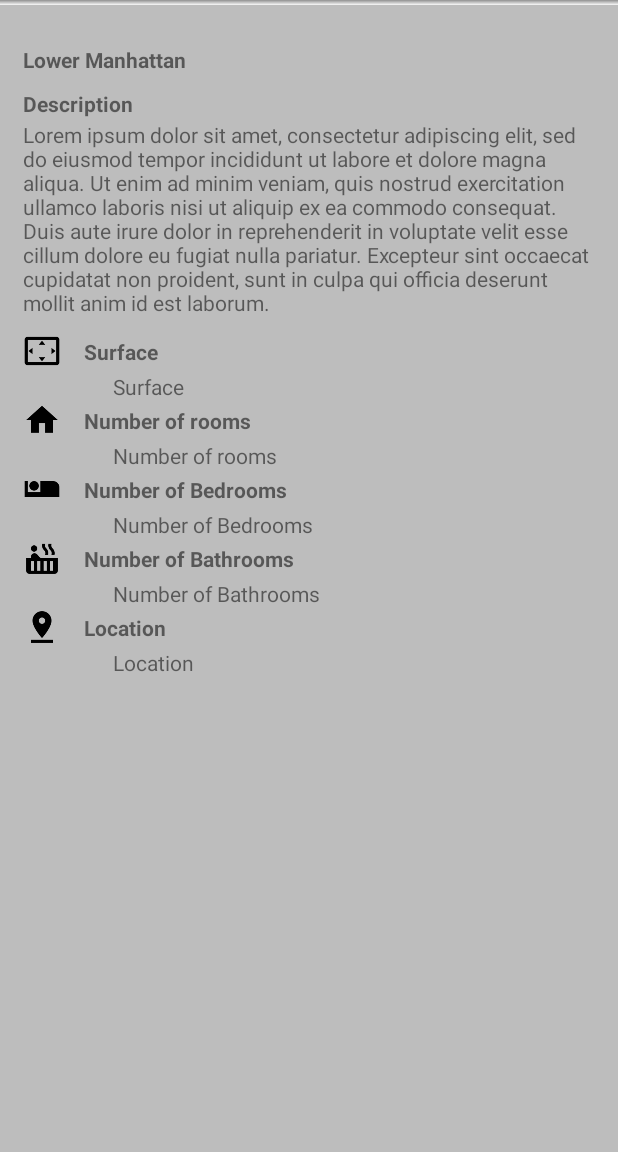
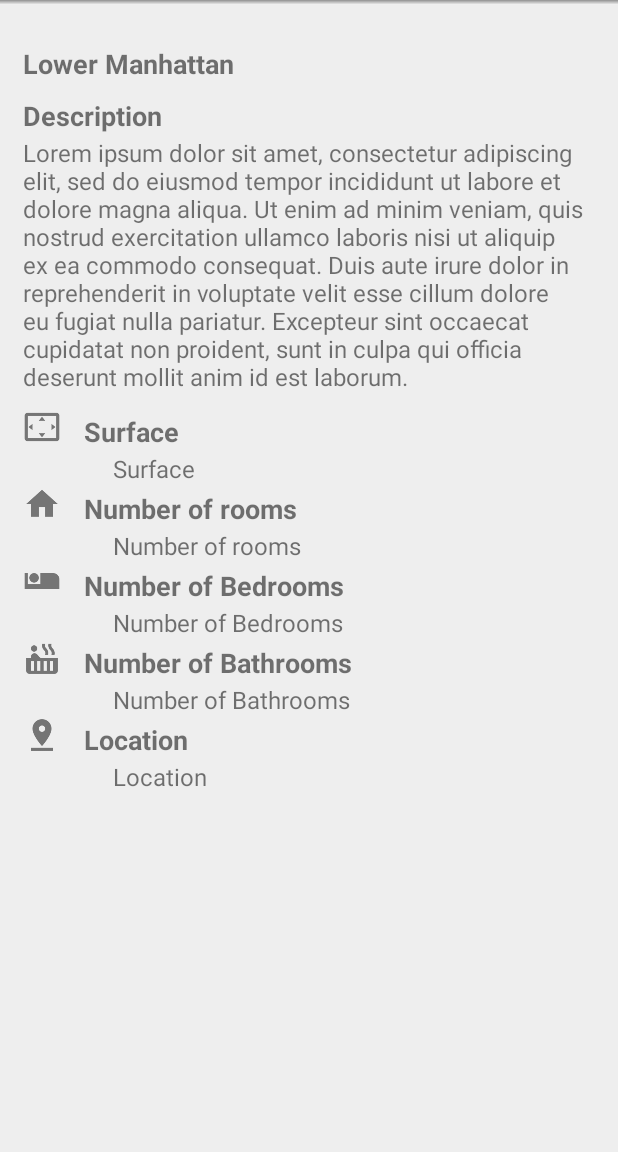
Before and after one commit to devedelie/REM_P8, an Android app: the DetailFragment screen opened directly, with no data from a screen before it, on a phone screen of 412 x 824 dp, the part 84-1236 px from its top. Run offline under Robolectric (Android 15) with nearby library versions, the phone set to English and light mode, and no system bars; our stand-ins replace ButterKnife, Room's generated code.

Commit message:
- Added new text dimensions for detailFragment xmls

```diff
--- a/app/src/main/res/layout/fragment_detail.xml
+++ b/app/src/main/res/layout/fragment_detail.xml
@@ -4,7 +4,7 @@
     android:layout_width="match_parent"
     android:layout_height="match_parent"
     tools:context=".controllers.fragments.DetailFragment"
-    android:background="@color/text_divider"
+    android:background="@color/background_gray"
     android:orientation="vertical">
 
     <LinearLayout
@@ -45,7 +45,8 @@
                 android:textStyle="bold"
                 android:layout_marginStart="@dimen/text_margin_start"
                 android:layout_marginTop="@dimen/text_margin_top"
-                android:layout_marginEnd="@dimen/text_margin_end"/>
+                android:layout_marginEnd="@dimen/text_margin_end"
+                android:textSize="@dimen/detail_fragment_text_title"/>
 
             <!-- Property Description -->
             <TextView
@@ -55,7 +56,8 @@
                 android:textStyle="bold"
                 android:layout_marginStart="@dimen/text_margin_start"
                 android:layout_marginTop="@dimen/text_margin_top"
-                android:layout_marginEnd="@dimen/text_margin_end"/>
+                android:layout_marginEnd="@dimen/text_margin_end"
+                android:textSize="@dimen/detail_fragment_text_title"/>
             <TextView
                 android:id="@+id/detail_fragment_property_description"
                 android:layout_width="match_parent"
@@ -63,7 +65,8 @@
                 android:text="Lorem ipsum dolor sit amet, consectetur adipiscing elit, sed do eiusmod tempor incididunt ut labore et dolore magna aliqua. Ut enim ad minim veniam, quis nostrud exercitation ullamco laboris nisi ut aliquip ex ea commodo consequat. Duis aute irure dolor in reprehenderit in voluptate velit esse cillum dolore eu fugiat nulla pariatur. Excepteur sint occaecat cupidatat non proident, sunt in culpa qui officia deserunt mollit anim id est laborum."
                 android:layout_marginStart="@dimen/text_margin_start"
                 android:layout_marginTop="@dimen/text_space_between_title_and_content"
-                android:layout_marginEnd="@dimen/text_margin_end"/>
+                android:layout_marginEnd="@dimen/text_margin_end"
+                android:textSize="@dimen/detail_fragment_text_body"/>
 
             <!-- Property Surface-->
             <LinearLayout
@@ -79,7 +82,8 @@
                         android:layout_width="@dimen/icon_width_and_height"
                         android:layout_height="@dimen/icon_width_and_height"
                         android:layout_marginStart="@dimen/text_margin_start"
-                        android:src="@drawable/ic_settings_overscan_black_48dp" />
+                        android:src="@drawable/ic_settings_overscan_black_48dp"
+                        android:tint="@color/text_secondary_dark"/>
                     <TextView
                         android:layout_width="match_parent"
                         android:layout_height="wrap_content"
@@ -87,7 +91,8 @@
                         android:textStyle="bold"
                         android:layout_marginStart="@dimen/text_margin_start"
                         android:layout_marginTop="@dimen/text_padding_for_icon_top"
-                        android:layout_marginEnd="@dimen/text_margin_end" />
+                        android:layout_marginEnd="@dimen/text_margin_end"
+                        android:textSize="@dimen/detail_fragment_text_title"/>
                 </LinearLayout>
                 <TextView
                     android:id="@+id/property_surface_text"
@@ -96,7 +101,8 @@
                     android:text="@string/detail_title_surface"
                     android:layout_marginStart="@dimen/text_margin_start_with_icon"
                     android:layout_marginTop="@dimen/text_space_between_title_and_content"
-                    android:layout_marginEnd="@dimen/text_margin_end"/>
+                    android:layout_marginEnd="@dimen/text_margin_end"
+                    android:textSize="@dimen/detail_fragment_text_body"/>
 
             </LinearLayout>
 
@@ -113,7 +119,8 @@
                         android:layout_width="@dimen/icon_width_and_height"
                         android:layout_height="@dimen/icon_width_and_height"
                         android:layout_marginStart="@dimen/text_margin_start"
-                        android:src="@drawable/ic_home_black_48dp"/>
+                        android:src="@drawable/ic_home_black_48dp"
+                        android:tint="@color/text_secondary_dark"/>
                     <TextView
                         android:layout_width="match_parent"
                         android:layout_height="wrap_content"
@@ -121,7 +128,8 @@
                         android:textStyle="bold"
                         android:layout_marginStart="@dimen/text_margin_start"
                         android:layout_marginTop="@dimen/text_padding_for_icon_top"
-                        android:layout_marginEnd="@dimen/text_margin_end"/>
+                        android:layout_marginEnd="@dimen/text_margin_end"
+                        android:textSize="@dimen/detail_fragment_text_title"/>
                 </LinearLayout>
                 <TextView
                     android:id="@+id/property_n_of_rooms_text"
@@ -130,7 +138,8 @@
                     android:text="@string/detail_title_n_of_rooms"
                     android:layout_marginStart="@dimen/text_margin_start_with_icon"
                     android:layout_marginTop="@dimen/text_space_between_title_and_content"
-                    android:layout_marginEnd="@dimen/text_margin_end"/>
+                    android:layout_marginEnd="@dimen/text_margin_end"
+                    android:textSize="@dimen/detail_fragment_text_body"/>
 
             </LinearLayout>
 
@@ -147,7 +156,8 @@
                         android:layout_width="@dimen/icon_width_and_height"
                         android:layout_height="@dimen/icon_width_and_height"
                         android:layout_marginStart="@dimen/text_margin_start"
-                        android:src="@drawable/ic_airline_seat_individual_suite_black_48dp"/>
+                        android:src="@drawable/ic_airline_seat_individual_suite_black_48dp"
+                        android:tint="@color/text_secondary_dark"/>
                     <TextView
                         android:layout_width="match_parent"
                         android:layout_height="wrap_content"
@@ -155,7 +165,8 @@
                         android:textStyle="bold"
                         android:layout_marginStart="@dimen/text_margin_start"
                         android:layout_marginTop="@dimen/text_padding_for_icon_top"
-                        android:layout_marginEnd="@dimen/text_margin_end"/>
+                        android:layout_marginEnd="@dimen/text_margin_end"
+                        android:textSize="@dimen/detail_fragment_text_title"/>
                 </LinearLayout>
                 <TextView
                     android:id="@+id/property_n_of_bedrooms_text"
@@ -164,7 +175,8 @@
                     android:text="@string/detail_title_n_of_bedrooms"
                     android:layout_marginStart="@dimen/text_margin_start_with_icon"
                     android:layout_marginTop="@dimen/text_space_between_title_and_content"
-                    android:layout_marginEnd="@dimen/text_margin_end"/>
+                    android:layout_marginEnd="@dimen/text_margin_end"
+                    android:textSize="@dimen/detail_fragment_text_body"/>
 
             </LinearLayout>
 
@@ -181,7 +193,8 @@
                         android:layout_width="@dimen/icon_width_and_height"
                         android:layout_height="@dimen/icon_width_and_height"
                         android:layout_marginStart="@dimen/text_margin_start"
-                        android:src="@drawable/ic_hot_tub_black_48dp"/>
+                        android:src="@drawable/ic_hot_tub_black_48dp"
+                        android:tint="@color/text_secondary_dark"/>
                     <TextView
                         android:layout_width="match_parent"
                         android:layout_height="wrap_content"
@@ -189,7 +202,8 @@
                         android:textStyle="bold"
                         android:layout_marginStart="@dimen/text_margin_start"
                         android:layout_marginTop="@dimen/text_padding_for_icon_top"
-                        android:layout_marginEnd="@dimen/text_margin_end"/>
+                        android:layout_marginEnd="@dimen/text_margin_end"
+                        android:textSize="@dimen/detail_fragment_text_title"/>
                 </LinearLayout>
                 <TextView
                     android:id="@+id/property_n_of_bathrooms_text"
@@ -198,7 +212,8 @@
                     android:text="@string/detail_title_n_of_bathrooms"
                     android:layout_marginStart="@dimen/text_margin_start_with_icon"
                     android:layout_marginTop="@dimen/text_space_between_title_and_content"
-                    android:layout_marginEnd="@dimen/text_margin_end"/>
+                    android:layout_marginEnd="@dimen/text_margin_end"
+                    android:textSize="@dimen/detail_fragment_text_body"/>
 
             </LinearLayout>
 
@@ -215,7 +230,8 @@
                         android:layout_width="@dimen/icon_width_and_height"
                         android:layout_height="@dimen/icon_width_and_height"
                         android:layout_marginStart="@dimen/text_margin_start"
-                        android:src="@drawable/ic_pin_drop_black_48dp"/>
+                        android:src="@drawable/ic_pin_drop_black_48dp"
+                        android:tint="@color/text_secondary_dark"/>
                     <TextView
                         android:layout_width="match_parent"
                         android:layout_height="wrap_content"
@@ -223,7 +239,8 @@
                         android:textStyle="bold"
                         android:layout_marginStart="@dimen/text_margin_start"
                         android:layout_marginTop="@dimen/text_padding_for_icon_top"
-                        android:layout_marginEnd="@dimen/text_margin_end"/>
+                        android:layout_marginEnd="@dimen/text_margin_end"
+                        android:textSize="@dimen/detail_fragment_text_title"/>
                 </LinearLayout>
                 <TextView
                     android:id="@+id/property_location_and_address_text"
@@ -232,7 +249,8 @@
                     android:text="@string/detail_location"
                     android:layout_marginStart="@dimen/text_margin_start_with_icon"
                     android:layout_marginTop="@dimen/text_space_between_title_and_content"
-                    android:layout_marginEnd="@dimen/text_margin_end"/>
+                    android:layout_marginEnd="@dimen/text_margin_end"
+                    android:textSize="@dimen/detail_fragment_text_body"/>
 
             </LinearLayout>
 
--- a/app/src/main/res/values/colors.xml
+++ b/app/src/main/res/values/colors.xml
@@ -18,4 +18,7 @@
 
     <!-- BUTTON -->
     <color name="button_favorite">#FFC107</color>
+
+    <!-- Icon color-->
+    <color name="detail_fragment_icon_color">#757575</color>
 </resources>
--- a/app/src/main/res/values/dimen.xml
+++ b/app/src/main/res/values/dimen.xml
@@ -15,5 +15,7 @@
     <dimen name="text_padding_for_icon_top">3dp</dimen>
     <dimen name="text_space_between_title_and_content">1dp</dimen>
     <dimen name="icon_width_and_height">25dp</dimen>
+    <dimen name="detail_fragment_text_title">18sp</dimen>
+    <dimen name="detail_fragment_text_body">16sp</dimen>
 
 </resources>
```
